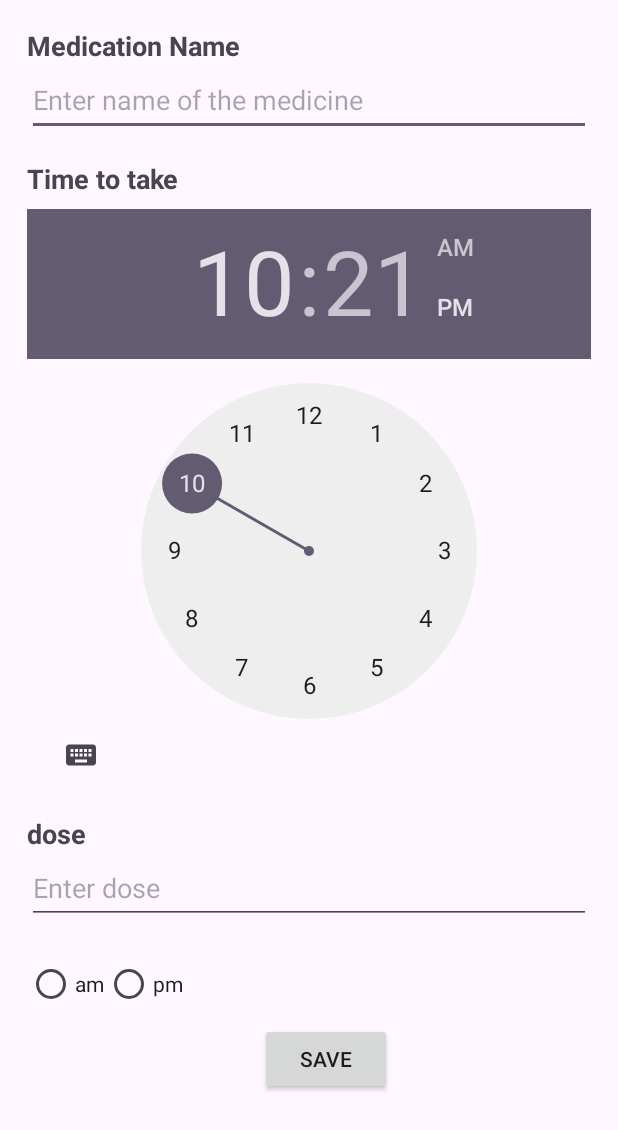
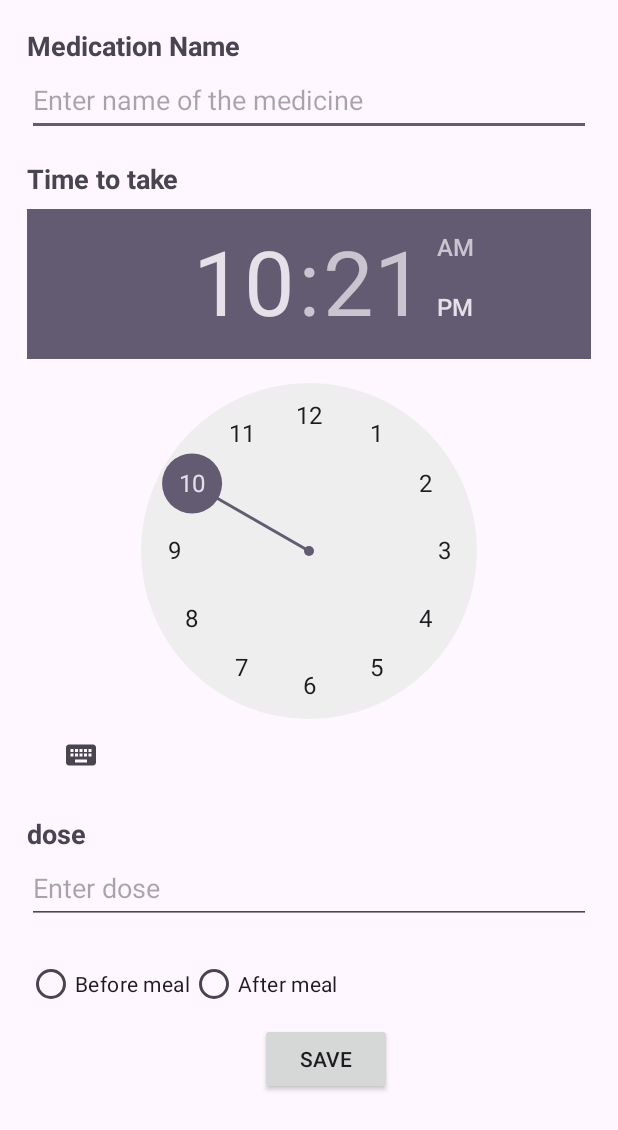
Before and after one commit to CareWave-project/CareWave, an Android app: the EditMedicationActivity screen opened directly, with no data from a screen before it, on a phone screen of 412 x 824 dp. Shown: the top 1130 px of the screen. Run offline under Robolectric (Android 15) with nearby library versions, the phone set to English and light mode, and no system bars; our stand-ins replace Firebase (no records; nobody signed in at launch, a user with empty details on screens opened directly).

Commit message:
Update activity_edit_medication.xml

```diff
--- a/CareWave1/app/src/main/res/layout/activity_edit_medication.xml
+++ b/CareWave1/app/src/main/res/layout/activity_edit_medication.xml
@@ -83,13 +83,13 @@
                 android:id="@+id/amRadioButton"
                 android:layout_width="wrap_content"
                 android:layout_height="wrap_content"
-                android:text="am" />
+                android:text="Before meal" />
 
             <RadioButton
                 android:id="@+id/pmRadioButton"
                 android:layout_width="wrap_content"
                 android:layout_height="wrap_content"
-                android:text="pm" />
+                android:text="After meal" />
 
         </RadioGroup>
 
```
